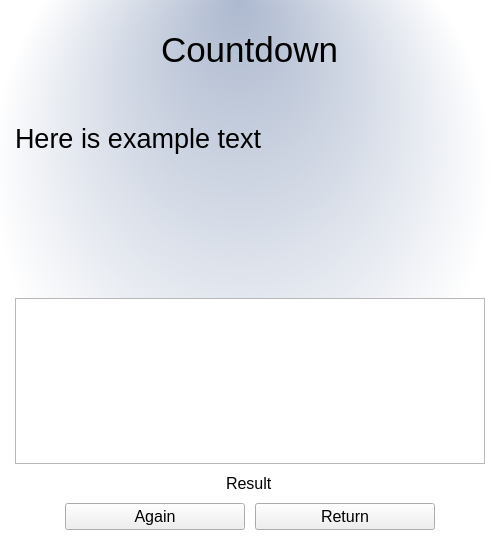
yakubszatkowski/100-days-python, file Day 86 - Typing speed test/testwidget.ui: the form before one commit.
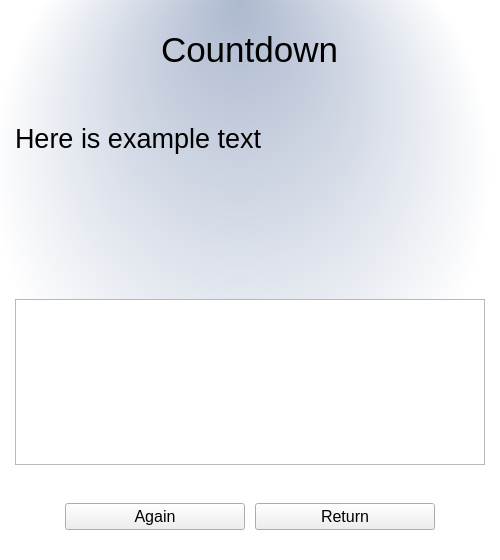
The form after the commit.

Commit message: feat: calculate wpm and show result in label below text edit; QOL misc

Diff of the .ui file:
```diff
--- a/Day 86 - Typing speed test/testwidget.ui
+++ b/Day 86 - Typing speed test/testwidget.ui
@@ -97,7 +97,10 @@
    <item alignment="Qt::AlignHCenter">
     <widget class="QLabel" name="results_label">
      <property name="text">
-      <string>Result</string>
+      <string/>
+     </property>
+     <property name="alignment">
+      <set>Qt::AlignCenter</set>
      </property>
     </widget>
    </item>
```
The commit also changes 2 other files.
